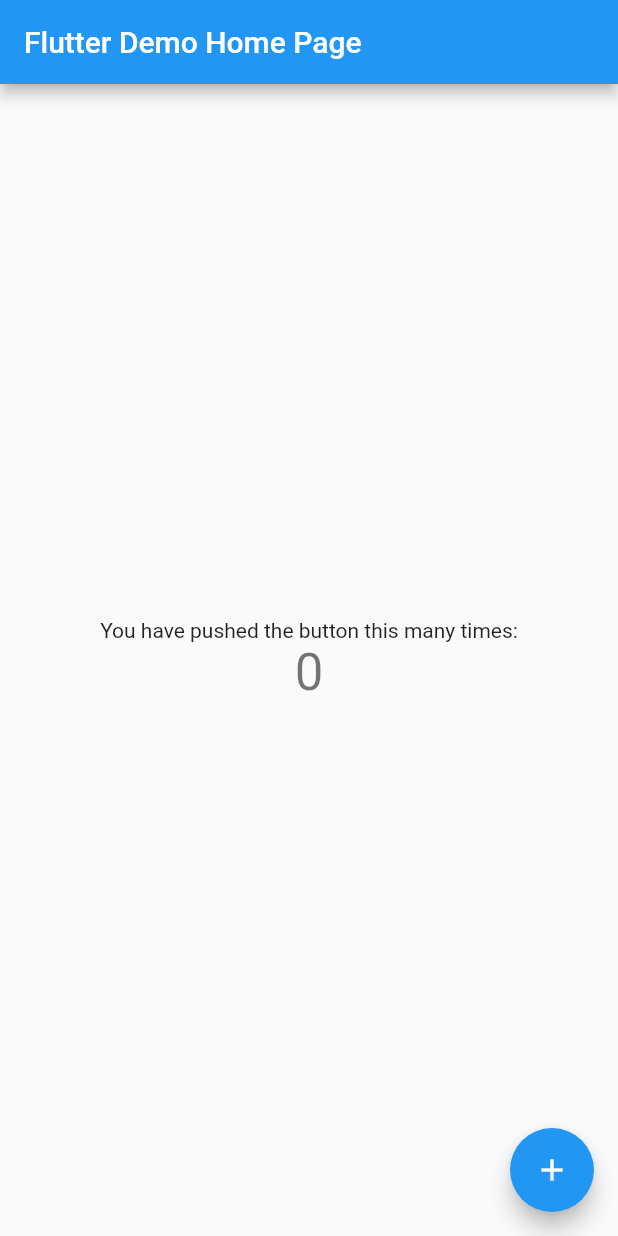
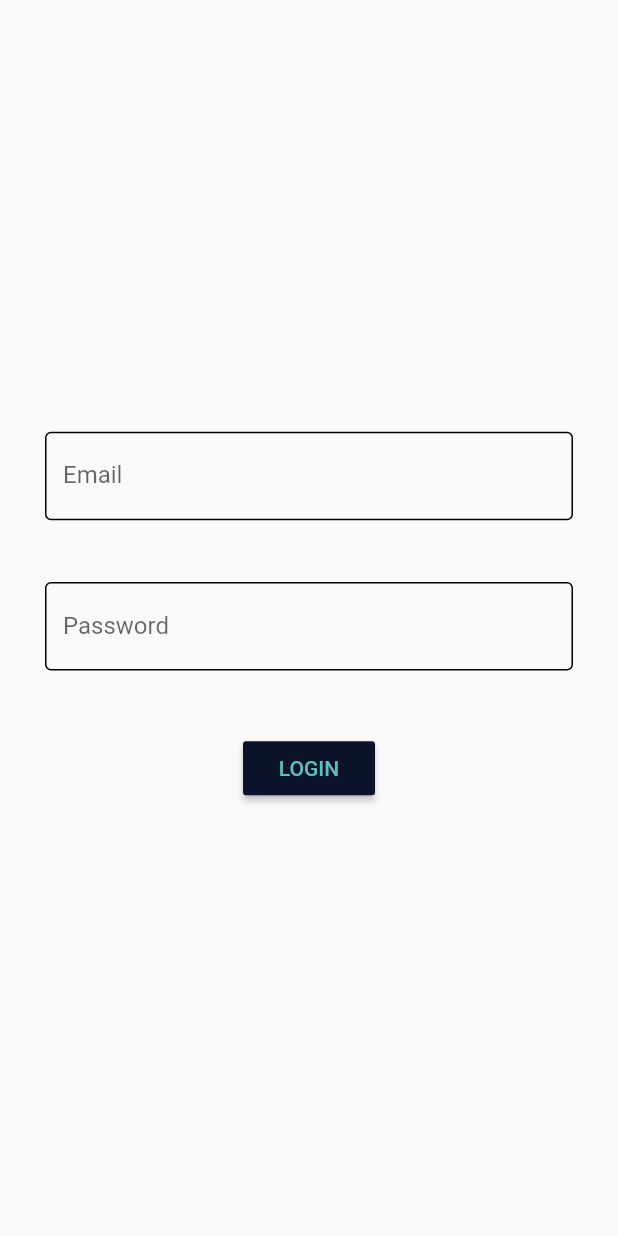
Before and after one commit to Brian-Mulei/walletwizard, a Flutter app: the screen it shows after launch, on a phone screen of 412 x 824 dp. Run offline on Flutter 3.47's test engine with Material 2 defaults, Android fonts, the phone set to English and light mode, and no system bars.

Commit message:
Theme Setup, Home Screen And Login

```diff
--- a/lib/main.dart
+++ b/lib/main.dart
@@ -1,4 +1,7 @@
 import 'package:flutter/material.dart';
+import 'package:walletwizard/views/auth/login.dart';
+import 'package:walletwizard/views/home/home_screen.dart';
+import 'package:walletwizard/widgets/colors.dart';
 
 void main() {
   runApp(const MyApp());
@@ -7,109 +10,23 @@
 class MyApp extends StatelessWidget {
   const MyApp({super.key});
 
-  // This widget is the root of your application.
-  @override
+   @override
   Widget build(BuildContext context) {
     return MaterialApp(
-      title: 'Flutter Demo',
+      title: 'Wallet Wizard',
       theme: ThemeData(
-        // This is the theme of your application.
-        //
-        // Try running your application with "flutter run". You'll see the
-        // application has a blue toolbar. Then, without quitting the app, try
-        // changing the primarySwatch below to Colors.green and then invoke
-        // "hot reload" (press "r" in the console where you ran "flutter run",
-        // or simply save your changes to "hot reload" in a Flutter IDE).
-        // Notice that the counter didn't reset back to zero; the application
-        // is not restarted.
-        primarySwatch: Colors.blue,
-      ),
-      home: const MyHomePage(title: 'Flutter Demo Home Page'),
+        colorScheme: lightThemeColors(context)
+       ),
+      darkTheme: ThemeData(
+
+        colorScheme: darkThemeColors(context)
+       ),
+      debugShowCheckedModeBanner: false,
+      initialRoute:  'login',
+      routes: {
+        '/' : (context) => const HomeScreen(),
+        'login' : (context) =>const LoginPage()
+      },
     );
   }
 }
-
-class MyHomePage extends StatefulWidget {
-  const MyHomePage({super.key, required this.title});
-
-  // This widget is the home page of your application. It is stateful, meaning
-  // that it has a State object (defined below) that contains fields that affect
-  // how it looks.
-
-  // This class is the configuration for the state. It holds the values (in this
-  // case the title) provided by the parent (in this case the App widget) and
-  // used by the build method of the State. Fields in a Widget subclass are
-  // always marked "final".
-
-  final String title;
-
-  @override
-  State<MyHomePage> createState() => _MyHomePageState();
-}
-
-class _MyHomePageState extends State<MyHomePage> {
-  int _counter = 0;
-
-  void _incrementCounter() {
-    setState(() {
-      // This call to setState tells the Flutter framework that something has
-      // changed in this State, which causes it to rerun the build method below
-      // so that the display can reflect the updated values. If we changed
-      // _counter without calling setState(), then the build method would not be
-      // called again, and so nothing would appear to happen.
-      _counter++;
-    });
-  }
-
-  @override
-  Widget build(BuildContext context) {
-    // This method is rerun every time setState is called, for instance as done
-    // by the _incrementCounter method above.
-    //
-    // The Flutter framework has been optimized to make rerunning build methods
-    // fast, so that you can just rebuild anything that needs updating rather
-    // than having to individually change instances of widgets.
-    return Scaffold(
-      appBar: AppBar(
-        // Here we take the value from the MyHomePage object that was created by
-        // the App.build method, and use it to set our appbar title.
-        title: Text(widget.title),
-      ),
-      body: Center(
-        // Center is a layout widget. It takes a single child and positions it
-        // in the middle of the parent.
-        child: Column(
-          // Column is also a layout widget. It takes a list of children and
-          // arranges them vertically. By default, it sizes itself to fit its
-          // children horizontally, and tries to be as tall as its parent.
-          //
-          // Invoke "debug painting" (press "p" in the console, choose the
-          // "Toggle Debug Paint" action from the Flutter Inspector in Android
-          // Studio, or the "Toggle Debug Paint" command in Visual Studio Code)
-          // to see the wireframe for each widget.
-          //
-          // Column has various properties to control how it sizes itself and
-          // how it positions its children. Here we use mainAxisAlignment to
-          // center the children vertically; the main axis here is the vertical
-          // axis because Columns are vertical (the cross axis would be
-          // horizontal).
-          mainAxisAlignment: MainAxisAlignment.center,
-          children: <Widget>[
-            const Text(
-              'You have pushed the button this many times:',
-            ),
-            Text(
-              '$_counter',
-              style: Theme.of(context).textTheme.headlineMedium,
-            ),
-          ],
-        ),
-      ),
-      floatingActionButton: FloatingActionButton(
-        onPressed: _incrementCounter,
-        tooltip: 'Increment',
-        child: const Icon(Icons.add),
-      ), // This trailing comma makes auto-formatting nicer for build methods.
-    );
-  }
-}
--- /dev/null
+++ b/lib/views/auth/login.dart
@@ -0,0 +1,53 @@
+import 'package:flutter/material.dart';
+
+class LoginPage extends StatefulWidget {
+  const LoginPage({Key? key}) : super(key: key);
+
+  @override
+  State<LoginPage> createState() => _LoginPageState();
+}
+
+class _LoginPageState extends State<LoginPage> {
+  @override
+  Widget build(BuildContext context) {
+    var height = MediaQuery.of(context).size.height;
+    var width = MediaQuery.of(context).size.width;
+
+    return Scaffold(
+      body: Center(
+        child: Padding(
+          padding: const EdgeInsets.all(30.0),
+          child: Column(
+            mainAxisAlignment: MainAxisAlignment.center,
+            children: [
+              TextFormField(
+                decoration: const InputDecoration(
+                    labelText: 'Email', enabledBorder: OutlineInputBorder()),
+              ),
+              SizedBox(
+                height: height/20,
+              ),
+              TextFormField(
+                decoration: const InputDecoration(
+                    labelText: 'Password', enabledBorder: OutlineInputBorder()),
+              ),
+              SizedBox(
+                height: height/20,
+              ),
+              MaterialButton(
+                onPressed: (){
+                  Navigator.popAndPushNamed(context, "/");
+                }
+              ,
+                color: Theme.of(context).colorScheme.primary,
+                child: Text('LOGIN',style: TextStyle(
+                  color: Theme.of(context).colorScheme.onPrimary
+                ),),
+              )
+            ],
+          ),
+        ),
+      ),
+    );
+  }
+}
--- /dev/null
+++ b/lib/widgets/colors.dart
@@ -0,0 +1,44 @@
+
+import 'package:flutter/material.dart';
+
+const lightMarine =Color(0xFF6fffe9);
+const darkMarine =Color(0xFF5bc0be);
+const navyBlue =Color(0xFF1c2541);
+const lightNavy =Color(0xFF3A506B);
+const veryDarkBlue = Color(0xFF0B132B);
+const white = Color(0xFFEAEAEA);
+const lightGrey = Color(0xFFBBBBBB);
+const black = Color(0xFF202020);
+const darkGrey =Color(0xFF505050);
+
+ColorScheme lightThemeColors(context) {
+  return const ColorScheme(
+    brightness: Brightness.light,
+    primary: veryDarkBlue,
+    onPrimary:darkMarine,
+    secondary: lightGrey,
+    onSecondary: white,
+    error: Color(0xFFF32424),
+    onError: Color(0xFFF32424),
+    background: white,
+    onBackground: lightNavy,
+    surface: Color(0xFF54B435),
+    onSurface: Color(0xFF54B435),
+  );
+}
+
+ColorScheme darkThemeColors(context) {
+  return const ColorScheme(
+    brightness: Brightness.dark,
+    primary: lightMarine,
+    onPrimary: white,
+    secondary: lightNavy,
+    onSecondary: lightNavy,
+    error: Color(0xFFF32424),
+    onError: Color(0xFFF32424),
+    background: black,
+    onBackground: darkGrey,
+    surface: Color(0xFF54B435),
+    onSurface: Color(0xFF54B435),
+  );
+}
```
Also changed, not shown: lib/views/home/home_screen.dart (added, +109 -0 lines), lib/widgets/drawer.dart (added, +49 -0 lines), 1 other file.
